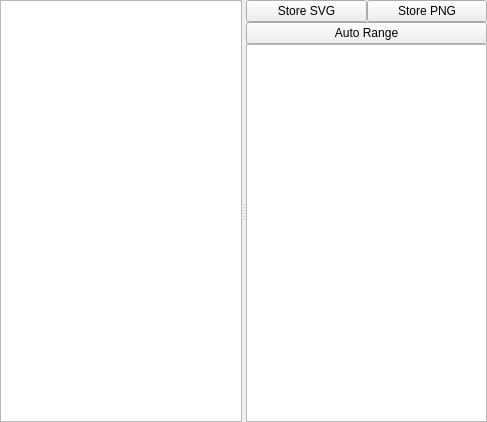
The window that lib/util/Canvas/CanvasTemplate.ui (acq4/acq4) describes before a commit, drawn with Qt 5.
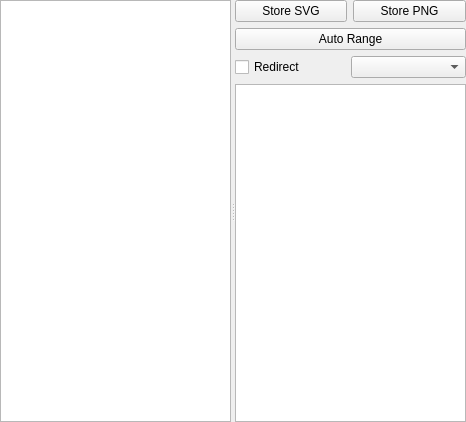
The same window after the commit. Custom widgets are drawn as their Qt base class.

Commit message: - Added ability to redirect graphics between canvases. - rearranged photostim GUI - small fixes elsewhere

Diff of the .ui file:
```diff
--- a/lib/util/Canvas/CanvasTemplate.ui
+++ b/lib/util/Canvas/CanvasTemplate.ui
@@ -6,7 +6,7 @@
    <rect>
     <x>0</x>
     <y>0</y>
-    <width>487</width>
+    <width>466</width>
     <height>422</height>
    </rect>
   </property>
@@ -26,30 +26,9 @@
       <enum>Qt::Horizontal</enum>
      </property>
      <widget class="GraphicsView" name="view"/>
-     <widget class="QWidget" name="">
-      <layout class="QVBoxLayout" name="verticalLayout">
-       <property name="spacing">
-        <number>0</number>
-       </property>
-       <item>
-        <layout class="QHBoxLayout" name="horizontalLayout">
-         <item>
-          <widget class="QPushButton" name="storeSvgBtn">
-           <property name="text">
-            <string>Store SVG</string>
-           </property>
-          </widget>
-         </item>
-         <item>
-          <widget class="QPushButton" name="storePngBtn">
-           <property name="text">
-            <string>Store PNG</string>
-           </property>
-          </widget>
-         </item>
-        </layout>
-       </item>
-       <item>
+     <widget class="QWidget" name="layoutWidget">
+      <layout class="QGridLayout" name="gridLayout_2">
+       <item row="3" column="0" colspan="2">
         <widget class="QPushButton" name="autoRangeBtn">
          <property name="sizePolicy">
           <sizepolicy hsizetype="Minimum" vsizetype="Fixed">
@@ -62,7 +41,7 @@
          </property>
         </widget>
        </item>
-       <item>
+       <item row="7" column="0" colspan="2">
         <widget class="TreeWidget" name="itemList">
          <property name="sizePolicy">
           <sizepolicy hsizetype="Expanding" vsizetype="Expanding">
@@ -80,13 +59,47 @@
          </column>
         </widget>
        </item>
-       <item>
+       <item row="8" column="0" colspan="2">
         <layout class="QGridLayout" name="ctrlLayout">
          <property name="spacing">
           <number>0</number>
          </property>
         </layout>
        </item>
+       <item row="1" column="0">
+        <widget class="QPushButton" name="storeSvgBtn">
+         <property name="text">
+          <string>Store SVG</string>
+         </property>
+        </widget>
+       </item>
+       <item row="1" column="1">
+        <widget class="QPushButton" name="storePngBtn">
+         <property name="text">
+          <string>Store PNG</string>
+         </property>
+        </widget>
+       </item>
+       <item row="6" column="0" colspan="2">
+        <layout class="QHBoxLayout" name="horizontalLayout">
+         <property name="spacing">
+          <number>0</number>
+         </property>
+         <item>
+          <widget class="QCheckBox" name="redirectCheck">
+           <property name="toolTip">
+            <string>Check to display all local items in a remote canvas.</string>
+           </property>
+           <property name="text">
+            <string>Redirect</string>
+           </property>
+          </widget>
+         </item>
+         <item>
+          <widget class="CanvasCombo" name="redirectCombo"/>
+         </item>
+        </layout>
+       </item>
       </layout>
      </widget>
     </widget>
@@ -104,6 +117,11 @@
    <extends>QGraphicsView</extends>
    <header>pyqtgraph.GraphicsView</header>
   </customwidget>
+  <customwidget>
+   <class>CanvasCombo</class>
+   <extends>QComboBox</extends>
+   <header>CanvasManager</header>
+  </customwidget>
  </customwidgets>
  <resources/>
  <connections/>
```
The commit also changes 6 other files.
